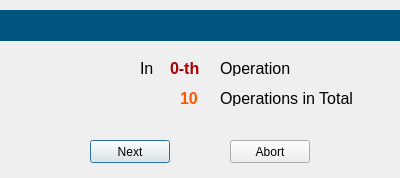
Above: widgets/ui/Form/OperationLoop.ui from zhailei-scu/TRTimeRecord before the change. Below: the same form after it.
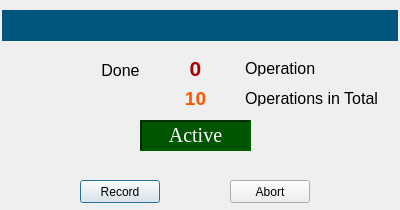
That is the form after the change.

Commit message: normal operation

Patch:
```diff
--- a/widgets/ui/Form/OperationLoop.ui
+++ b/widgets/ui/Form/OperationLoop.ui
@@ -7,26 +7,47 @@
     <x>0</x>
     <y>0</y>
     <width>400</width>
-    <height>178</height>
+    <height>210</height>
    </rect>
   </property>
   <property name="windowTitle">
-   <string>Dialog</string>
+   <string>Subprocess</string>
+  </property>
+  <property name="autoFillBackground">
+   <bool>false</bool>
+  </property>
+  <property name="styleSheet">
+   <string notr="true"/>
+  </property>
+  <property name="sizeGripEnabled">
+   <bool>false</bool>
+  </property>
+  <property name="modal">
+   <bool>false</bool>
   </property>
   <widget class="QLabel" name="labelCustom">
    <property name="geometry">
     <rect>
-     <x>0</x>
+     <x>2</x>
      <y>10</y>
-     <width>401</width>
+     <width>396</width>
      <height>31</height>
     </rect>
    </property>
+   <property name="font">
+    <font>
+     <pointsize>12</pointsize>
+     <bold>true</bold>
+    </font>
+   </property>
    <property name="styleSheet">
     <string notr="true">background-color: rgb(0, 170, 0);
 background-color: rgb(0, 85, 127);
 color: rgb(255, 255, 255);</string>
    </property>
+   <property name="lineWidth">
+    <number>0</number>
+   </property>
    <property name="text">
     <string/>
    </property>
@@ -37,10 +58,10 @@
   <widget class="QLabel" name="labelInner">
    <property name="geometry">
     <rect>
-     <x>140</x>
+     <x>95</x>
      <y>60</y>
-     <width>21</width>
-     <height>16</height>
+     <width>51</width>
+     <height>20</height>
     </rect>
    </property>
    <property name="font">
@@ -49,21 +70,24 @@
     </font>
    </property>
    <property name="text">
-    <string>In</string>
+    <string>Done</string>
+   </property>
+   <property name="alignment">
+    <set>Qt::AlignCenter</set>
    </property>
   </widget>
   <widget class="QLabel" name="labelInner_CurrentIdex">
    <property name="geometry">
     <rect>
-     <x>170</x>
-     <y>60</y>
-     <width>41</width>
-     <height>16</height>
+     <x>150</x>
+     <y>55</y>
+     <width>91</width>
+     <height>26</height>
     </rect>
    </property>
    <property name="font">
     <font>
-     <pointsize>12</pointsize>
+     <pointsize>16</pointsize>
      <bold>true</bold>
     </font>
    </property>
@@ -77,13 +101,16 @@
     <locale language="English" country="UnitedStates"/>
    </property>
    <property name="text">
-    <string>0-th</string>
+    <string>0</string>
+   </property>
+   <property name="alignment">
+    <set>Qt::AlignCenter</set>
    </property>
   </widget>
   <widget class="QLabel" name="labelInner_3">
    <property name="geometry">
     <rect>
-     <x>220</x>
+     <x>245</x>
      <y>60</y>
      <width>81</width>
      <height>16</height>
@@ -101,15 +128,15 @@
   <widget class="QLabel" name="labelInner_totalNum">
    <property name="geometry">
     <rect>
-     <x>180</x>
-     <y>90</y>
-     <width>31</width>
-     <height>16</height>
+     <x>150</x>
+     <y>85</y>
+     <width>91</width>
+     <height>26</height>
     </rect>
    </property>
    <property name="font">
     <font>
-     <pointsize>12</pointsize>
+     <pointsize>14</pointsize>
      <bold>true</bold>
     </font>
    </property>
@@ -120,13 +147,16 @@
    <property name="text">
     <string>10</string>
    </property>
+   <property name="alignment">
+    <set>Qt::AlignCenter</set>
+   </property>
   </widget>
   <widget class="QLabel" name="labelInner_5">
    <property name="geometry">
     <rect>
-     <x>220</x>
+     <x>245</x>
      <y>90</y>
-     <width>161</width>
+     <width>151</width>
      <height>16</height>
     </rect>
    </property>
@@ -142,21 +172,21 @@
   <widget class="QPushButton" name="nextIndexButton">
    <property name="geometry">
     <rect>
-     <x>90</x>
-     <y>140</y>
+     <x>80</x>
+     <y>180</y>
      <width>80</width>
      <height>23</height>
     </rect>
    </property>
    <property name="text">
-    <string>Next</string>
+    <string>Record</string>
    </property>
   </widget>
   <widget class="QPushButton" name="abortButton">
    <property name="geometry">
     <rect>
      <x>230</x>
-     <y>140</y>
+     <y>180</y>
      <width>80</width>
      <height>23</height>
     </rect>
@@ -165,6 +195,38 @@
     <string>Abort</string>
    </property>
   </widget>
+  <widget class="QLabel" name="label_Active">
+   <property name="geometry">
+    <rect>
+     <x>140</x>
+     <y>120</y>
+     <width>111</width>
+     <height>31</height>
+    </rect>
+   </property>
+   <property name="font">
+    <font>
+     <family>Times New Roman</family>
+     <pointsize>15</pointsize>
+    </font>
+   </property>
+   <property name="styleSheet">
+    <string notr="true">background-color: rgb(0, 85, 0);
+color: rgb(255, 255, 255);</string>
+   </property>
+   <property name="frameShape">
+    <enum>QFrame::WinPanel</enum>
+   </property>
+   <property name="frameShadow">
+    <enum>QFrame::Sunken</enum>
+   </property>
+   <property name="text">
+    <string>Active</string>
+   </property>
+   <property name="alignment">
+    <set>Qt::AlignCenter</set>
+   </property>
+  </widget>
  </widget>
  <resources/>
  <connections/>
```
Left out of the diff: 6 changed lines with no effect on the pictures. The commit also changes 4 other files.
